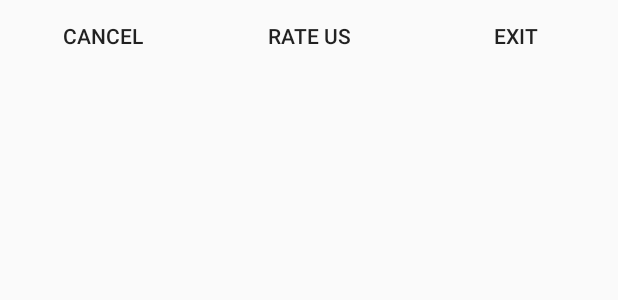
After one commit to shaisteS/WinepBarcode, an Android app: the layout dialog_exit_from_app.xml on its own in the app's theme, with its tools: preview values and no code run, on a phone screen of 412 x 824 dp. The commit adds this screen. Shown: the top 300 px of the screen. Run offline under Robolectric (Android 15) with nearby library versions, the phone set to English and light mode, and no system bars.

Commit message:
show a dialog fragment when exit application with back button and implement rate us

```diff
--- /dev/null
+++ b/app/src/main/res/layout/dialog_exit_from_app.xml
@@ -0,0 +1,37 @@
+<?xml version="1.0" encoding="utf-8"?>
+<LinearLayout xmlns:android="http://schemas.android.com/apk/res/android"
+    android:orientation="vertical" android:layout_width="match_parent"
+    android:layout_height="match_parent">
+
+    <LinearLayout
+        android:orientation="horizontal"
+        android:layout_width="match_parent"
+        android:layout_height="wrap_content"
+        android:weightSum="3">
+
+        <Button
+            android:layout_width="wrap_content"
+            android:layout_height="wrap_content"
+            android:text="@string/cancel"
+            android:id="@+id/btn_cancel"
+            android:layout_weight="1"
+            android:background="@null"/>
+
+        <Button
+            android:layout_width="wrap_content"
+            android:layout_height="wrap_content"
+            android:text="@string/rate_us"
+            android:id="@+id/btn_rateUs"
+            android:layout_weight="1"
+            android:background="@null"/>
+
+        <Button
+            android:layout_width="wrap_content"
+            android:layout_height="wrap_content"
+            android:text="@string/exit"
+            android:id="@+id/btn_exit"
+            android:layout_weight="1"
+            android:background="@null"/>
+    </LinearLayout>
+
+</LinearLayout>
--- a/app/src/main/res/values/strings.xml
+++ b/app/src/main/res/values/strings.xml
@@ -13,9 +13,12 @@
     <string name="permission_camera_rationale">Access to the camera is needed for detection</string>
     <string name="permission_call_phone">Access to the call phone is needed for detection</string>
     <string name="permission_reade_phone_state">Access to the reade phone state is needed for detection</string>
-
-
     <!-- Recycler Swipe -->
     <string name="deleted">Deleted</string>
     <string name="undo">UNDO</string>
+    <!--dialog exit from app-->
+    <string name="exit">Exit</string>
+    <string name="cancel">Cancel</string>
+    <string name="rate_us">Rate Us</string>
+    <string name="dialog_exit_from_app_title">Rate Us </string>
 </resources>
```
Also changed, not shown: app/src/main/java/ir/winep/winepbarcode/Presenter/DialogExitFromApplication.java (added, +78 -0 lines), app/src/main/java/ir/winep/winepbarcode/Presenter/MainActivity.java (+2 -12 lines).
